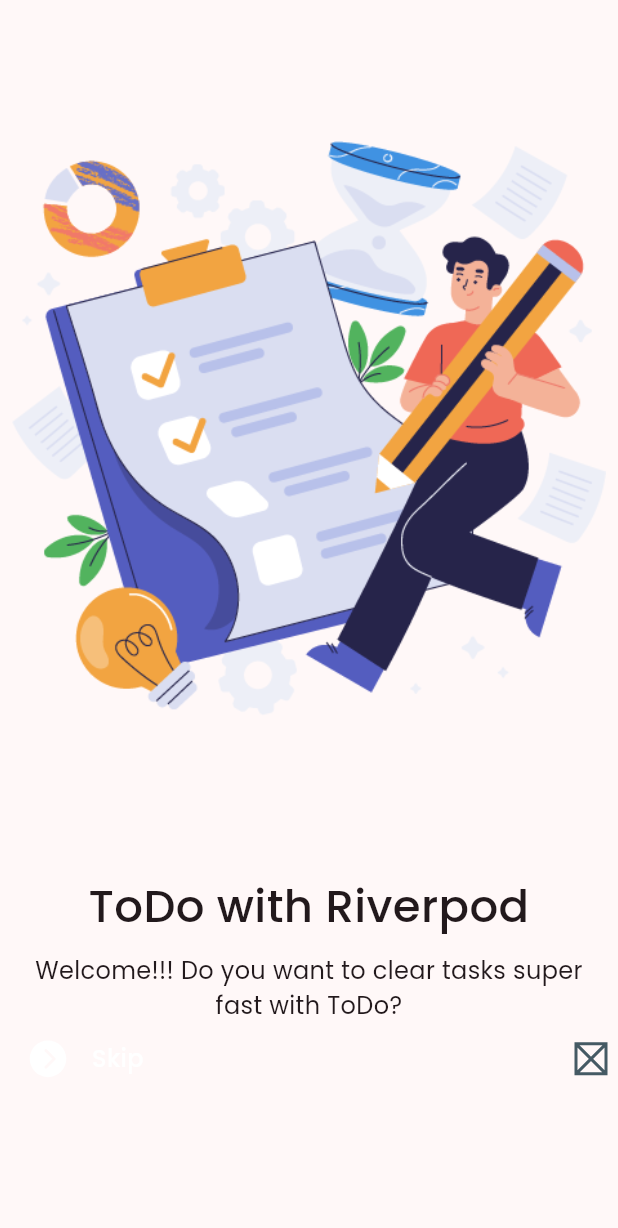
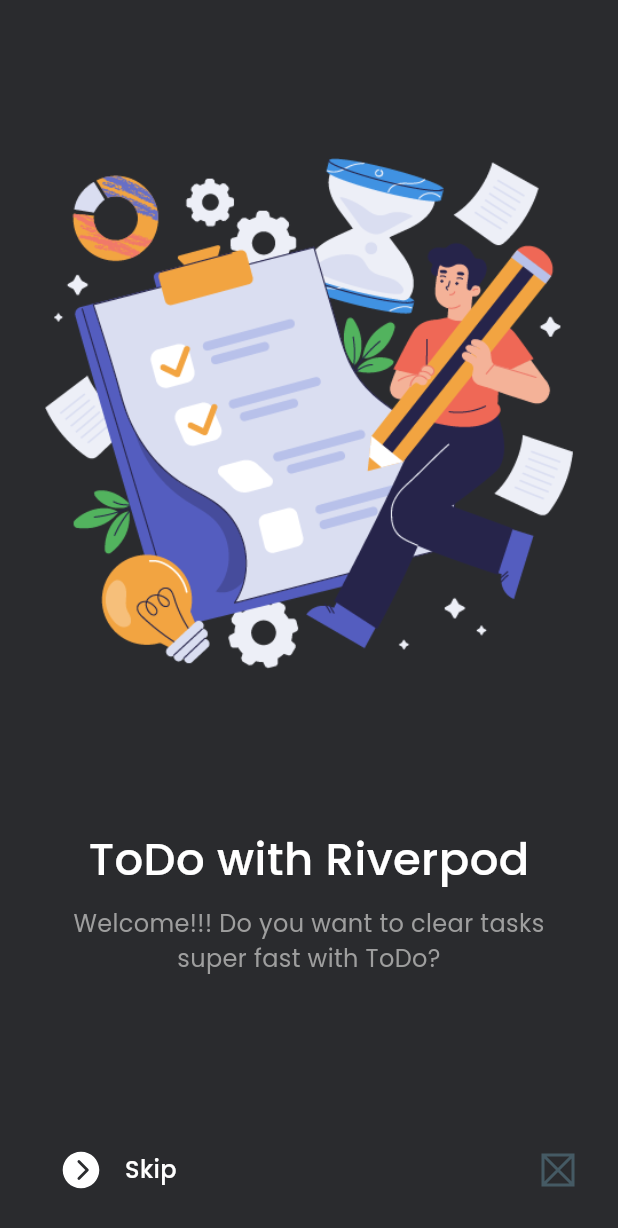
Before and after one commit to Mopheshi/FlutterApps, a Flutter app: the screen it shows after launch, on a phone screen of 412 x 824 dp. Shown: the top 1228 px of the screen. Run offline on Flutter 3.47's test engine with Material 3 defaults, Android fonts, the phone set to English and light mode, and no system bars; our stand-ins replace flutter_screenutil, flutter_vector_icons, google_fonts.

Commit message:
Implementing OnboardingScreen...

```diff
--- /dev/null
+++ b/lib/core/common/widgets/fading_text.dart
@@ -0,0 +1,37 @@
+import 'package:flutter/material.dart';
+import 'package:google_fonts/google_fonts.dart';
+
+import '../../res/colours.dart';
+
+class FadingText extends StatelessWidget {
+  final String text;
+  final double fontSize;
+  final FontWeight fontWeight;
+  final color;
+  final TextAlign? textAlign;
+
+  const FadingText(
+    this.text, {
+    super.key,
+    required this.fontSize,
+    required this.fontWeight,
+    this.color,
+    this.textAlign,
+  });
+
+  @override
+  Widget build(BuildContext context) {
+    return Text(
+      text,
+      maxLines: 1,
+      softWrap: false,
+      overflow: TextOverflow.fade,
+      textAlign: textAlign ?? TextAlign.left,
+      style: GoogleFonts.poppins(
+        fontSize: fontSize,
+        fontWeight: fontWeight ?? FontWeight.normal,
+        color: color ?? Colours.light,
+      ),
+    );
+  }
+}
--- /dev/null
+++ b/lib/core/res/colours.dart
@@ -0,0 +1,32 @@
+import 'dart:math';
+import 'dart:ui';
+
+class Colours {
+  const Colours._();
+
+  static const Color darkBackground = Color(0xFF2a2b2e);
+  static const Color light = Color(0xFFFFFFFF);
+  static const Color red = Color(0xffd80000);
+  static const Color lightBlue = Color(0xFF027EB5);
+  static const Color darkGrey = Color(0xFF707070);
+  static const Color lightGrey = Color(0xFF667781);
+  static const Color green = Color(0xFF0AA31E);
+  static const Color yellow = Color(0xFFF9F900);
+  static const Color lightBackground = Color(0x58797777);
+  static const Color greyBackground = Color(0xFF202C33);
+
+  static const colours = [
+    red,
+    lightBlue,
+    Color(0xFFF50FCF),
+    Color(0xFFAC0FF5),
+    green,
+    yellow,
+  ];
+
+  static Color randomColour() {
+    final random = Random();
+    int randomIndex = random.nextInt(Colours.colours.length);
+    return Colours.colours[randomIndex];
+  }
+}
--- a/lib/features/onboarding/views/onboarding_screen.dart
+++ b/lib/features/onboarding/views/onboarding_screen.dart
@@ -1,7 +1,9 @@
 import 'package:flutter/material.dart';
 import 'package:flutter_vector_icons/flutter_vector_icons.dart';
 import 'package:google_fonts/google_fonts.dart';
+import 'package:todo_app/core/common/widgets/fading_text.dart';
 import 'package:todo_app/core/common/widgets/white_space.dart';
+import 'package:todo_app/core/res/colours.dart';
 import 'package:todo_app/core/res/media_res.dart';
 
 class OnboardingScreen extends StatelessWidget {
@@ -10,21 +12,23 @@ class OnboardingScreen extends StatelessWidget {
   @override
   Widget build(BuildContext context) {
     return Scaffold(
+      backgroundColor: Colours.darkBackground,
       body: SafeArea(
         child: Padding(
-          padding: const EdgeInsets.all(8.0),
+          padding: const EdgeInsets.symmetric(horizontal: 30).copyWith(
+            bottom: 20,
+          ),
           child: Column(
             mainAxisAlignment: MainAxisAlignment.center,
             children: [
+              Spacer(),
               Image.asset(ImageResource.todo),
               const WhiteSpce(height: 100),
-              Text(
+              const FadingText(
                 'ToDo with Riverpod',
                 textAlign: TextAlign.center,
-                style: GoogleFonts.poppins(
-                  fontSize: 30,
-                  fontWeight: FontWeight.w500,
-                ),
+                fontSize: 30,
+                fontWeight: FontWeight.w500,
               ),
               const WhiteSpce(height: 10),
               Text(
@@ -33,30 +37,28 @@ class OnboardingScreen extends StatelessWidget {
                 style: GoogleFonts.poppins(
                   fontSize: 16,
                   fontWeight: FontWeight.normal,
+                  color: Colors.grey,
                 ),
               ),
+              const Spacer(),
               Row(
                 // mainAxisSize: MainAxisSize.min,
                 mainAxisAlignment: MainAxisAlignment.spaceBetween,
                 children: [
                   Row(
                     children: [
+                      // Arrow IconButton
                       IconButton(
                         onPressed: () {},
-                        icon: const Icon(
-                          Ionicons.chevron_forward_circle,
-                        ),
+                        icon: const Icon(Ionicons.chevron_forward_circle),
                         iconSize: 30,
-                        color: Colors.white,
+                        color: Colours.light,
                       ),
                       const WhiteSpce(width: 5),
-                      Text(
+                      const FadingText(
                         'Skip',
-                        style: GoogleFonts.poppins(
-                          fontSize: 16,
-                          fontWeight: FontWeight.w500,
-                          color: Colors.white,
-                        ),
+                        fontSize: 16,
+                        fontWeight: FontWeight.w500,
                       ),
                     ],
                   ),
--- a/lib/main.dart
+++ b/lib/main.dart
@@ -22,7 +22,7 @@ class MyApp extends StatelessWidget {
         return MaterialApp(
           title: 'ToDo App',
           theme: ThemeData(
-            colorScheme: ColorScheme.fromSeed(seedColor: Colors.black),
+            colorScheme: ColorScheme.fromSeed(seedColor: Colors.deepPurple),
             useMaterial3: true,
           ),
           home: const OnboardingScreen(),
```
